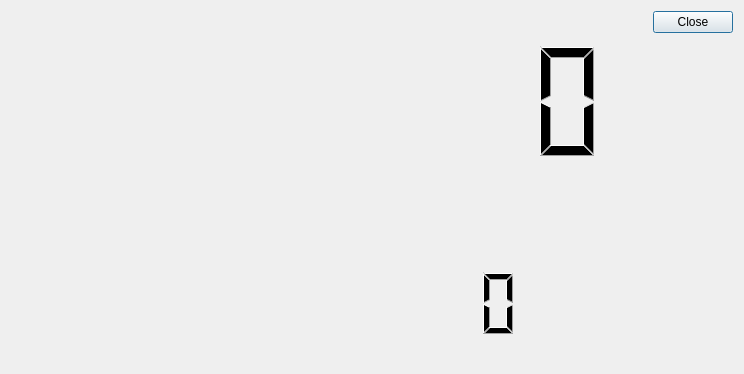
Old version of the form src/dialogprogressbarimport.ui in the repository gillesmaire/myChessBase.
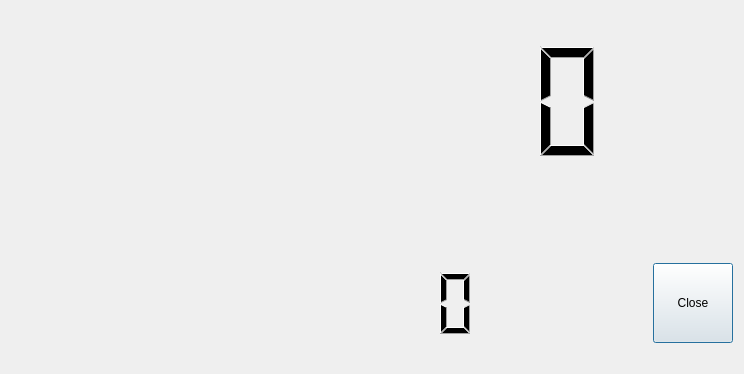
New version of the form.

The edit to the form file:
```diff
--- a/src/dialogprogressbarimport.ui
+++ b/src/dialogprogressbarimport.ui
@@ -17,6 +17,8 @@
    <item>
     <layout class="QVBoxLayout" name="verticalLayout_7">
      <item>
+      <layout class="QVBoxLayout" name="verticalLayout_5">
+       <item>
       <layout class="QHBoxLayout" name="horizontalLayout_6">
        <item>
         <widget class="QLCDNumber" name="lcdCount">
@@ -47,34 +49,8 @@
          </property>
         </spacer>
        </item>
-       <item>
-        <layout class="QVBoxLayout" name="verticalLayout">
-         <item>
-          <widget class="QPushButton" name="pushButtonClose">
-           <property name="text">
-            <string>Close</string>
-           </property>
-          </widget>
-         </item>
-         <item>
-          <spacer name="verticalSpacer_6">
-           <property name="orientation">
-            <enum>Qt::Vertical</enum>
-           </property>
-           <property name="sizeHint" stdset="0">
-            <size>
-             <width>20</width>
-             <height>40</height>
-            </size>
-           </property>
-          </spacer>
-         </item>
         </layout>
        </item>
-      </layout>
-     </item>
-     <item>
-      <layout class="QVBoxLayout" name="verticalLayout_5">
        <item>
         <spacer name="verticalSpacer_5">
          <property name="orientation">
@@ -132,6 +108,26 @@
            </property>
           </spacer>
          </item>
+         <item>
+          <layout class="QVBoxLayout" name="verticalLayout">
+           <item>
+            <widget class="QPushButton" name="pushButtonClose">
+             <property name="enabled">
+              <bool>true</bool>
+             </property>
+             <property name="minimumSize">
+              <size>
+               <width>80</width>
+               <height>80</height>
+              </size>
+             </property>
+             <property name="text">
+              <string>Close</string>
+             </property>
+            </widget>
+           </item>
+          </layout>
+         </item>
         </layout>
        </item>
       </layout>
```
Lines whose indentation alone changed are shown as unchanged.
